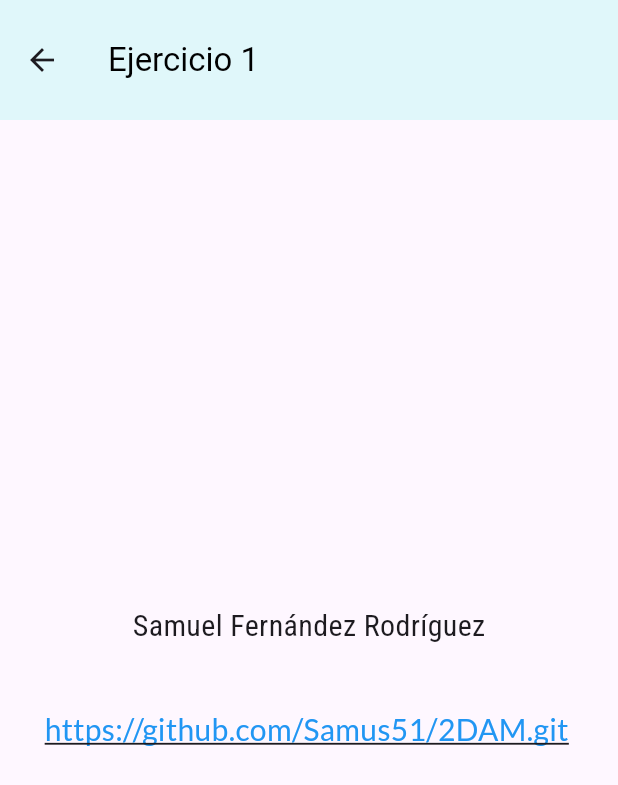
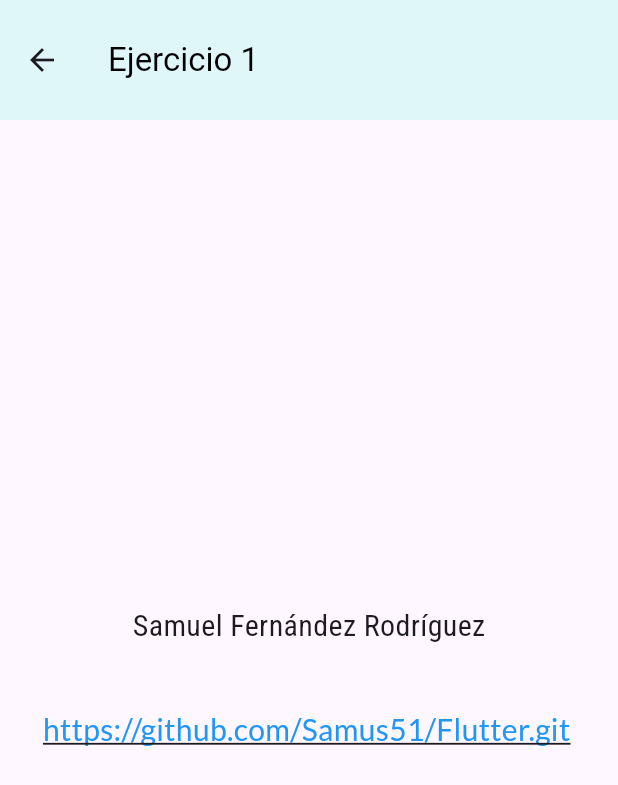
Before and after one commit to Samus51/Flutter, a Flutter app: the screen it shows after launch, in the side drawer, after a tap on "Ejercicio 1", on a phone screen of 412 x 824 dp. Shown: the top 785 px of the screen. Run offline on Flutter 3.47's test engine with Material 3 defaults, Android fonts, the phone set to English and light mode, and no system bars; our stand-ins replace google_fonts.

Commit message:
Subida Relacion 1 y 2 v2

```diff
--- a/Flutter1-SFR/Ej1/lib/screens/enlace1.dart
+++ b/Flutter1-SFR/Ej1/lib/screens/enlace1.dart
@@ -10,13 +10,13 @@ class Enlace1 extends StatelessWidget {
   Widget build(BuildContext context) {
     return Scaffold(
       appBar: AppBar(
-        toolbarHeight: 80, // Ajusta la altura del AppBar si es necesario
-        title: const Text('Ejercicio 1'), // Se usará el color del tema
+        toolbarHeight: 80,
+        title: const Text('Ejercicio 1'),
       ),
       body: Center(
         child: Column(
           mainAxisAlignment: MainAxisAlignment.center,
-          mainAxisSize: MainAxisSize.min, // Establecer el tamaño mínimo
+          mainAxisSize: MainAxisSize.min,
           children: <Widget>[
             Text(
               'Samuel Fernández Rodríguez',
@@ -26,8 +26,7 @@ class Enlace1 extends StatelessWidget {
             ),
             const SizedBox(height: 40),
             SelectableText(
-              // Permite al usuario seleccionar y copiar el texto
-              'https://github.com/Samus51/2DAM.git',
+              'https://github.com/Samus51/Flutter.git',
               style: GoogleFonts.lato(
                 textStyle: const TextStyle(
                   fontSize: 20,
@@ -35,7 +34,7 @@ class Enlace1 extends StatelessWidget {
                   decoration: TextDecoration.underline,
                 ),
               ),
-              textAlign: TextAlign.center, // Asegura que el texto esté centrado
+              textAlign: TextAlign.center,
             ),
           ],
         ),
```
